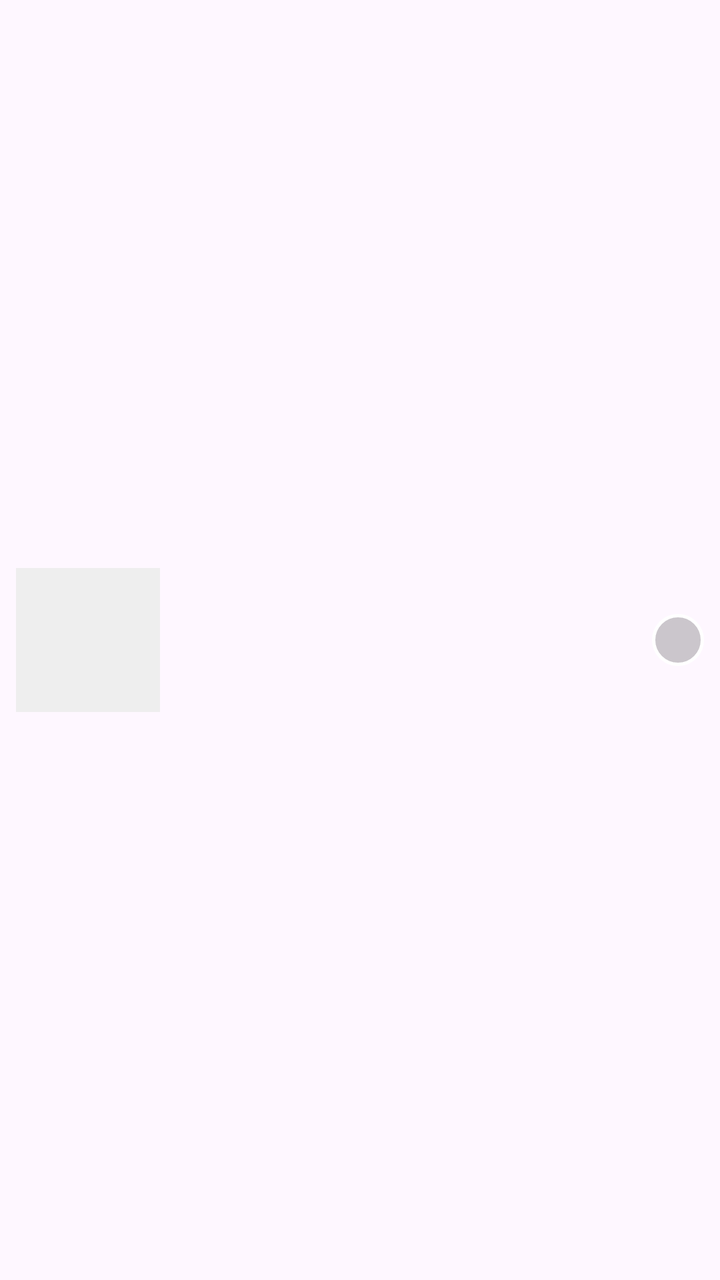
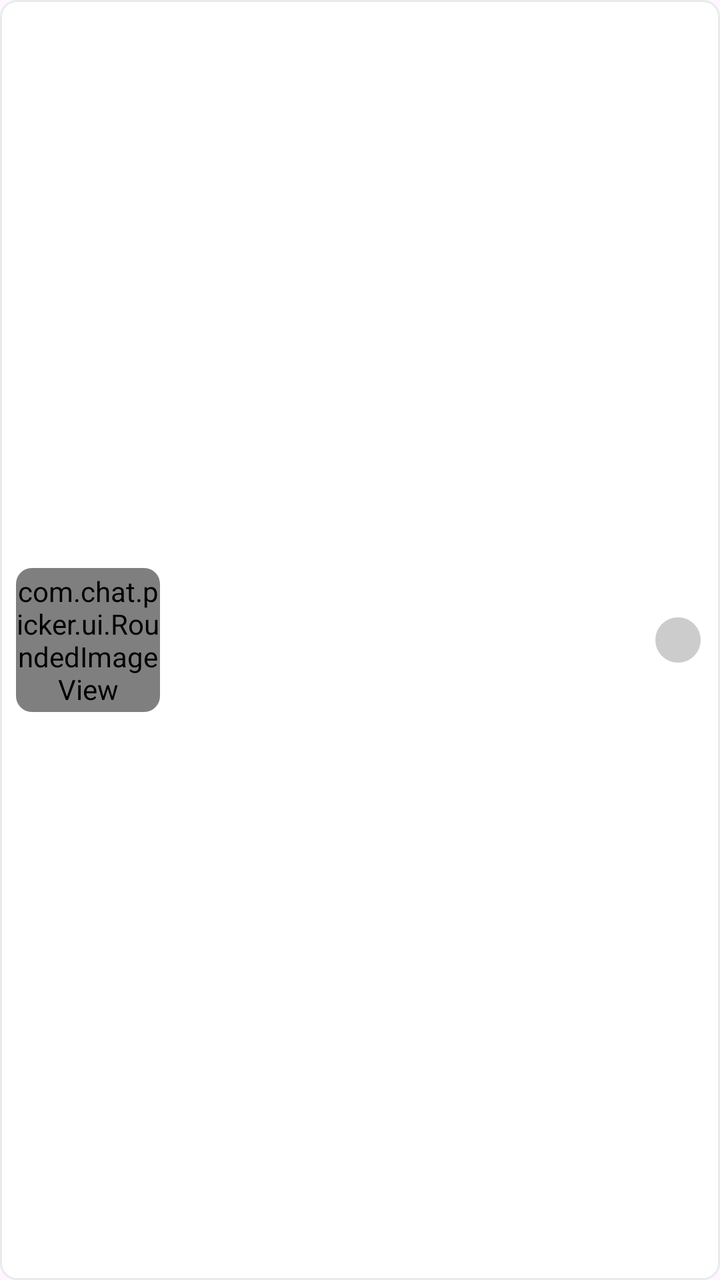

An Android layout rendered at two revisions. The XML below is the earlier revision; the diff shows what the commit changed to produce the second picture.
<!-- AndroidManifest.xml: another module's application theme Theme.MyApplication -->
<!-- res/layout/picker_item_list.xml -->
<?xml version="1.0" encoding="utf-8"?>
<LinearLayout xmlns:android="http://schemas.android.com/apk/res/android"
    android:layout_width="match_parent"
    android:layout_height="wrap_content"
    android:background="?android:selectableItemBackground"
    android:gravity="center_vertical"
    android:orientation="horizontal"
    android:padding="8dp">

    <FrameLayout
        android:background="#666666"
        android:layout_width="72dp"
        android:layout_height="72dp">

        <ImageView
            android:id="@+id/item_thumb"
            android:layout_width="match_parent"
            android:layout_height="match_parent"
            android:background="#EEEEEE"
            android:scaleType="centerCrop" />

        <TextView
            android:id="@+id/item_duration"
            android:layout_width="wrap_content"
            android:layout_height="wrap_content"
            android:layout_gravity="bottom|end"
            android:background="#80000000"
            android:paddingHorizontal="3dp"
            android:text="00:00"
            android:textColor="#FFFFFF"
            android:textSize="10sp"
            android:visibility="gone" />

        <TextView
            android:id="@+id/item_type"
            android:layout_width="wrap_content"
            android:layout_height="wrap_content"
            android:layout_gravity="bottom|start"
            android:background="#80000000"
            android:paddingHorizontal="3dp"
            android:text="FILE"
            android:textColor="#FFFFFF"
            android:textSize="10sp"
            android:textStyle="bold"
            android:visibility="gone" />
    </FrameLayout>

    <LinearLayout
        android:layout_width="0dp"
        android:layout_height="wrap_content"
        android:layout_marginStart="10dp"
        android:layout_weight="1"
        android:orientation="vertical">

        <TextView
            android:id="@+id/item_name"
            android:layout_width="match_parent"
            android:layout_height="wrap_content"
            android:ellipsize="middle"
            android:singleLine="true"
            android:textColor="#222222"
            android:textSize="14sp" />

        <TextView
            android:id="@+id/item_info"
            android:layout_width="match_parent"
            android:layout_height="wrap_content"
            android:layout_marginTop="4dp"
            android:textColor="#888888"
            android:textSize="12sp" />
    </LinearLayout>

    <TextView
        android:id="@+id/item_check"
        android:layout_width="26dp"
        android:layout_height="26dp"
        android:background="@drawable/picker_check_unselected"
        android:gravity="center"
        android:textColor="#FFFFFF"
        android:textSize="13sp"
        android:textStyle="bold" />
</LinearLayout>
<!-- resources referenced by this layout -->
<resources>
  <!-- drawable picker_check_unselected (drawable) -->
  <?xml version="1.0" encoding="utf-8"?>
  <shape xmlns:android="http://schemas.android.com/apk/res/android"
      android:shape="oval">
      <solid android:color="#33000000" />
      <stroke
          android:width="1.5dp"
          android:color="#FFFFFFFF" />
  </shape>
  <style name="Theme.MyApplication" parent="Base.Theme.MyApplication" />
  <style name="Base.Theme.MyApplication" parent="Theme.Material3.DayNight.NoActionBar">
          
          
      </style>
</resources>

<!-- the commit's change to res/layout/picker_item_list.xml (unified diff, before → after) -->
@@ -2,21 +2,27 @@
 <LinearLayout xmlns:android="http://schemas.android.com/apk/res/android"
     android:layout_width="match_parent"
     android:layout_height="wrap_content"
-    android:background="?android:selectableItemBackground"
+    android:layout_marginStart="8dp"
+    android:layout_marginTop="4dp"
+    android:layout_marginEnd="8dp"
+    android:layout_marginBottom="4dp"
+    android:background="@drawable/picker_bg_list_item"
     android:gravity="center_vertical"
+    android:minHeight="88dp"
     android:orientation="horizontal"
     android:padding="8dp">
 
     <FrameLayout
-        android:background="#666666"
         android:layout_width="72dp"
-        android:layout_height="72dp">
+        android:layout_height="72dp"
+        android:background="@drawable/picker_bg_thumb_frame"
+        android:clipToOutline="true">
 
-        <ImageView
+        <com.chat.picker.ui.RoundedImageView
             android:id="@+id/item_thumb"
             android:layout_width="match_parent"
             android:layout_height="match_parent"
-            android:background="#EEEEEE"
+            android:background="@drawable/picker_bg_thumb_frame"
             android:scaleType="centerCrop" />
 
         <TextView
@@ -24,7 +30,7 @@
             android:layout_width="wrap_content"
             android:layout_height="wrap_content"
             android:layout_gravity="bottom|end"
-            android:background="#80000000"
+            android:background="@drawable/picker_bg_media_badge"
             android:paddingHorizontal="3dp"
             android:text="00:00"
             android:textColor="#FFFFFF"
@@ -36,7 +42,7 @@
             android:layout_width="wrap_content"
             android:layout_height="wrap_content"
             android:layout_gravity="bottom|start"
-            android:background="#80000000"
+            android:background="@drawable/picker_bg_media_badge"
             android:paddingHorizontal="3dp"
             android:text="FILE"
             android:textColor="#FFFFFF"
@@ -48,7 +54,7 @@
     <LinearLayout
         android:layout_width="0dp"
         android:layout_height="wrap_content"
-        android:layout_marginStart="10dp"
+        android:layout_marginStart="12dp"
         android:layout_weight="1"
         android:orientation="vertical">
 
@@ -58,15 +64,16 @@
             android:layout_height="wrap_content"
             android:ellipsize="middle"
             android:singleLine="true"
-            android:textColor="#222222"
-            android:textSize="14sp" />
+            android:textColor="#1F2933"
+            android:textSize="15sp"
+            android:textStyle="bold" />
 
         <TextView
             android:id="@+id/item_info"
             android:layout_width="match_parent"
             android:layout_height="wrap_content"
-            android:layout_marginTop="4dp"
-            android:textColor="#888888"
+            android:layout_marginTop="6dp"
+            android:textColor="#7B8794"
             android:textSize="12sp" />
     </LinearLayout>
 
<!-- resource entries referenced after the edit -->
@@ -1,5 +1,41 @@
 <!-- resources referenced by this layout -->
 <resources>
+  <!-- drawable picker_bg_list_item (drawable) -->
+  <?xml version="1.0" encoding="utf-8"?>
+  <selector xmlns:android="http://schemas.android.com/apk/res/android">
+      <item android:state_pressed="true">
+          <shape android:shape="rectangle">
+              <corners android:radius="8dp" />
+              <solid android:color="#F4F7F5" />
+              <stroke
+                  android:width="1dp"
+                  android:color="#DDE5DF" />
+          </shape>
+      </item>
+      <item>
+          <shape android:shape="rectangle">
+              <corners android:radius="8dp" />
+              <solid android:color="#FFFFFF" />
+              <stroke
+                  android:width="1dp"
+                  android:color="#E8ECE9" />
+          </shape>
+      </item>
+  </selector>
+  <!-- drawable picker_bg_media_badge (drawable) -->
+  <?xml version="1.0" encoding="utf-8"?>
+  <shape xmlns:android="http://schemas.android.com/apk/res/android"
+      android:shape="rectangle">
+      <corners android:radius="4dp" />
+      <solid android:color="#99000000" />
+  </shape>
+  <!-- drawable picker_bg_thumb_frame (drawable) -->
+  <?xml version="1.0" encoding="utf-8"?>
+  <shape xmlns:android="http://schemas.android.com/apk/res/android"
+      android:shape="rectangle">
+      <corners android:radius="8dp" />
+      <solid android:color="#EEF1F4" />
+  </shape>
   <!-- drawable picker_check_unselected (drawable) -->
   <?xml version="1.0" encoding="utf-8"?>
   <shape xmlns:android="http://schemas.android.com/apk/res/android"
